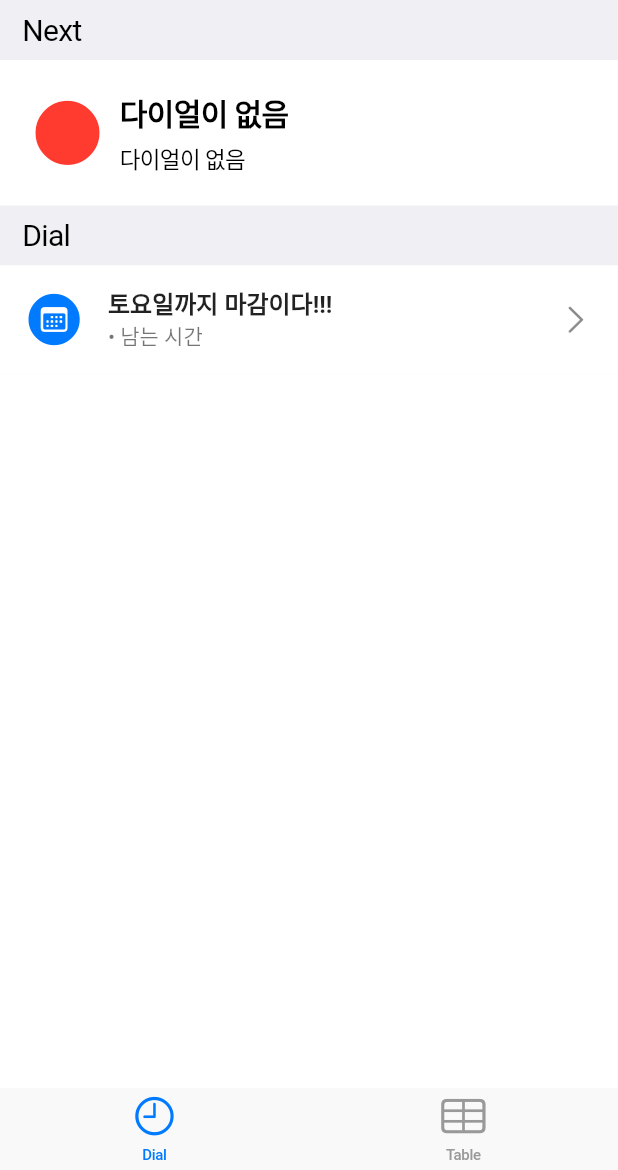
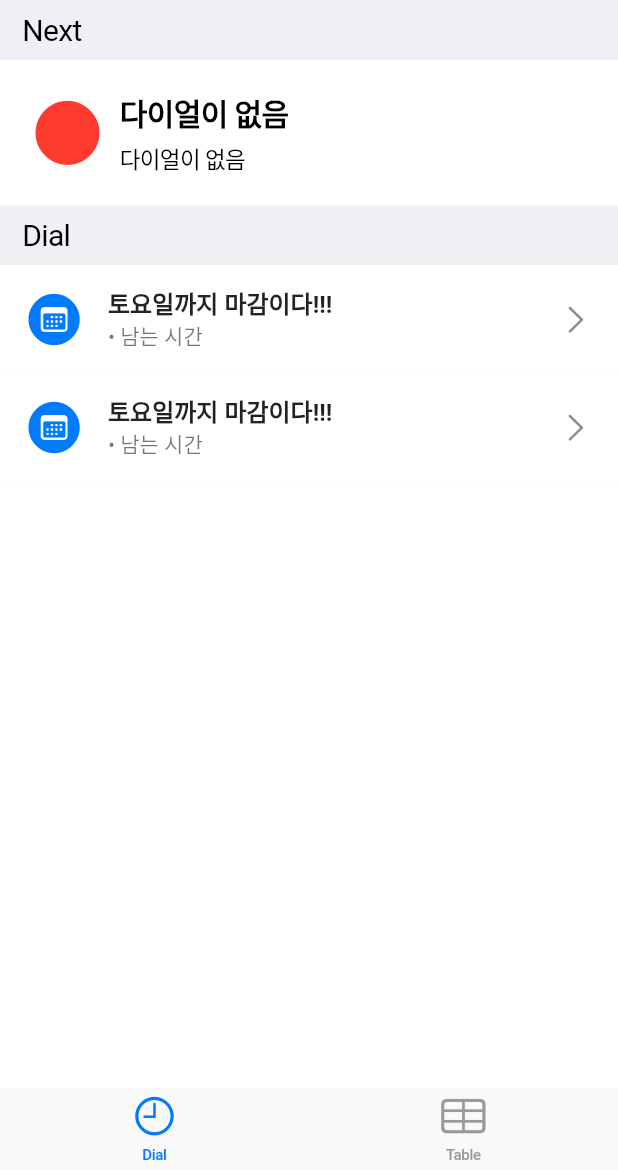
Before and after one commit to ProjectFRIDAY/Plan-Dial-Renewal, a Flutter app: the screen it shows after launch, on a phone screen of 412 x 824 dp, the part 66-1236 px from its top. Run offline on Flutter 3.47's test engine with Material 2 defaults, Android fonts, the phone set to English and light mode, and no system bars; drawn by our look-alikes of flutter_slidable; our stand-ins replace flutter_local_notifications, sqflite, syncfusion_flutter_calendar, timezone; missing offline and left inert: cupertino_list_tile; accounts and stored records are empty.

Commit message:
feat : slideIndexWidget 으로 정리

```diff
--- a/lib/screens/main.dart
+++ b/lib/screens/main.dart
@@ -98,7 +98,7 @@ class _MyHomePageState extends State<MyHomePage> implements Observer {
               ),
             ),
             const ListIndexWidget("Dial"),
-            Expanded(child: ListViewWidget(CupertinoColors.systemBlue))
+            Expanded(child: ListViewWidget())
           ],
           crossAxisAlignment: CrossAxisAlignment.stretch,
         ),
@@ -127,17 +127,7 @@ class Item {
 }
 
 class ListViewWidget extends StatefulWidget {
-  late final Icon icon;
-
-  bool isdisable = false;
-
-  ListViewWidget(Color color, {Key? key}) : super(key: key) {
-    icon = Icon(
-      CupertinoIcons.circle_fill,
-      color: color,
-      size: 35,
-    );
-  }
+  ListViewWidget({Key? key}) : super(key: key);
 
   @override
   _ListViewState createState() => _ListViewState();
@@ -151,9 +141,27 @@ class _ListViewState extends State<ListViewWidget> implements Observer {
         (a, b) => a.getLeftTimeInSeconds().compareTo(b.getLeftTimeInSeconds()));
     if (dials.isNotEmpty) dials.removeAt(0);
 
-    return ListView(
-      children: [
-        Material(
+    return ListView(children: [SlideIndexWidget(), SlideIndexWidget()]);
+  }
+
+  @override
+  void onChanged() {
+    setState(() {});
+  }
+}
+
+class SlideIndexWidget extends StatefulWidget {
+  SlideIndexWidget({Key? key}) : super(key: key);
+  bool isdisable = false;
+
+  @override
+  State<SlideIndexWidget> createState() => _SlideIndexWidgetState();
+}
+
+class _SlideIndexWidgetState extends State<SlideIndexWidget> {
+  @override
+  Widget build(BuildContext context) {
+    return Material(
       child: Slidable(
         // Specify a key if the Slidable is dismissible.
         key: ValueKey(0),
@@ -197,20 +205,7 @@ class _ListViewState extends State<ListViewWidget> implements Observer {
             subtitle: Text('• 남는 시간'),
             trailing: Icon(CupertinoIcons.right_chevron)),
       ),
-        ),
-      ],
     );
-
-    // ListView(
-    //   children: List.generate(dials.length, (i) {
-    //     return dials[i].toListTile(widget.icon);
-    //   }),
-    // );
-  }
-
-  @override
-  void onChanged() {
-    setState(() {});
   }
 }
 
```
Lines whose indentation alone changed are shown as unchanged.
